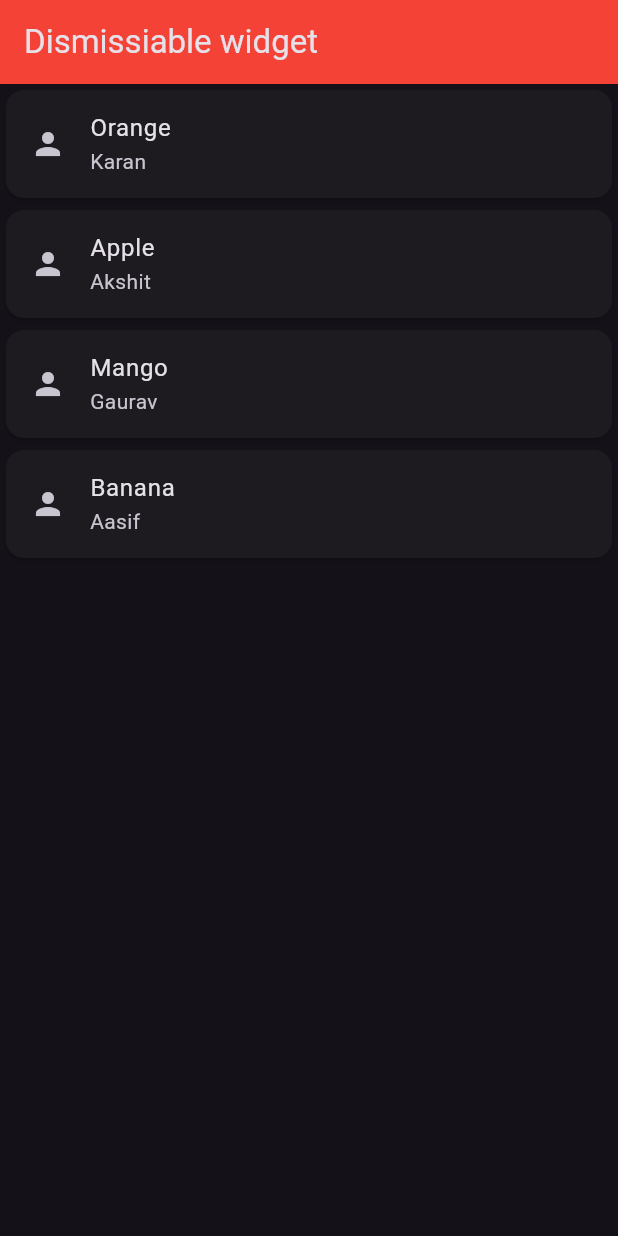
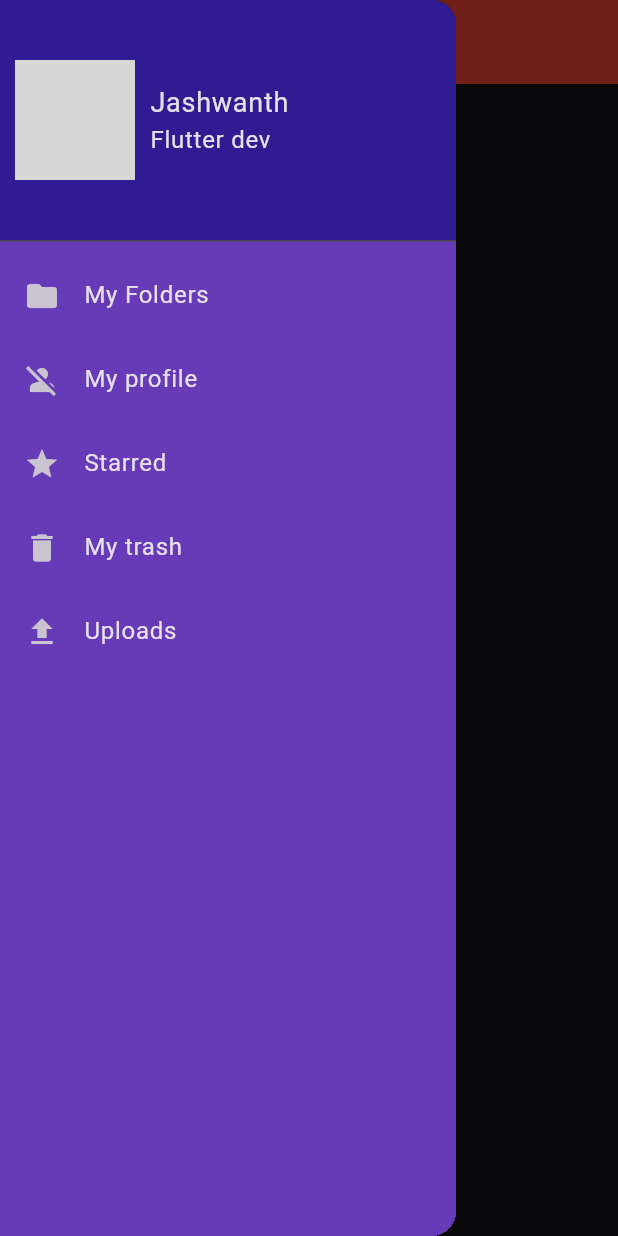
Before and after one commit to Jashwanth-Gowda-R/my_flutter_widgets, a Flutter app: the screen it shows after launch, with the side drawer open (before the commit the screen has no drawer), on a phone screen of 412 x 824 dp. Run offline on Flutter 3.47's test engine with Material 2 defaults, Android fonts, the phone set to English and light mode, and no system bars; network calls fail; grey boxes are pictures that could not be loaded.

Commit message:
added drawer

```diff
--- a/lib/main.dart
+++ b/lib/main.dart
@@ -1,5 +1,5 @@
 import 'package:flutter/material.dart';
-import 'package:flutter_widgets/views/widgets/dismissable.dart';
+import 'package:flutter_widgets/views/widgets/drawer.dart';
 
 void main() {
   runApp(const MyApp());
@@ -19,7 +19,7 @@ class MyApp extends StatelessWidget {
         primaryColor: Colors.deepPurple,
         useMaterial3: true,
       ),
-      home: const DissmissiableWidget(),
+      home: const DrawerWidget(),
     );
   }
 }
--- /dev/null
+++ b/lib/views/widgets/drawer.dart
@@ -0,0 +1,81 @@
+import 'package:flutter/material.dart';
+
+class DrawerWidget extends StatefulWidget {
+  const DrawerWidget({super.key});
+
+  @override
+  State<DrawerWidget> createState() => _DrawerWidgetState();
+}
+
+class _DrawerWidgetState extends State<DrawerWidget> {
+  @override
+  Widget build(BuildContext context) {
+    return Scaffold(
+      appBar: AppBar(
+        title: const Text('Drawer widget'),
+        backgroundColor: Colors.red,
+      ),
+      drawer: Drawer(
+        child: Container(
+          color: Theme.of(context).primaryColor,
+          child: ListView(
+            children: [
+              DrawerHeader(
+                padding: EdgeInsets.zero,
+                child: Container(
+                  color: Colors.deepPurple.shade900,
+                  padding: const EdgeInsets.all(10),
+                  child: const Row(
+                    children: [
+                      CircleAvatar(
+                        radius: 40,
+                        backgroundImage: NetworkImage(
+                          'https://www.dmarge.com/wp-content/uploads/2021/01/dwayne-the-rock-.jpg',
+                        ),
+                      ),
+                      SizedBox(width: 10),
+                      Column(
+                        mainAxisAlignment: MainAxisAlignment.center,
+                        crossAxisAlignment: CrossAxisAlignment.start,
+                        children: [
+                          Text(
+                            'Jashwanth',
+                            style: TextStyle(fontSize: 18),
+                          ),
+                          Text('Flutter dev'),
+                        ],
+                      )
+                    ],
+                  ),
+                ),
+              ),
+              const ListTile(
+                leading: Icon(Icons.folder),
+                title: Text('My Folders'),
+              ),
+              const ListTile(
+                leading: Icon(Icons.person_off),
+                title: Text('My profile'),
+              ),
+              const ListTile(
+                leading: Icon(Icons.star),
+                title: Text('Starred'),
+              ),
+              const ListTile(
+                leading: Icon(Icons.delete),
+                title: Text('My trash'),
+              ),
+              const ListTile(
+                leading: Icon(Icons.upload),
+                title: Text('Uploads'),
+              ),
+            ],
+          ),
+        ),
+      ),
+      body: const Center(
+        child: Text('Hi boss'),
+      ),
+    );
+  }
+}
```
